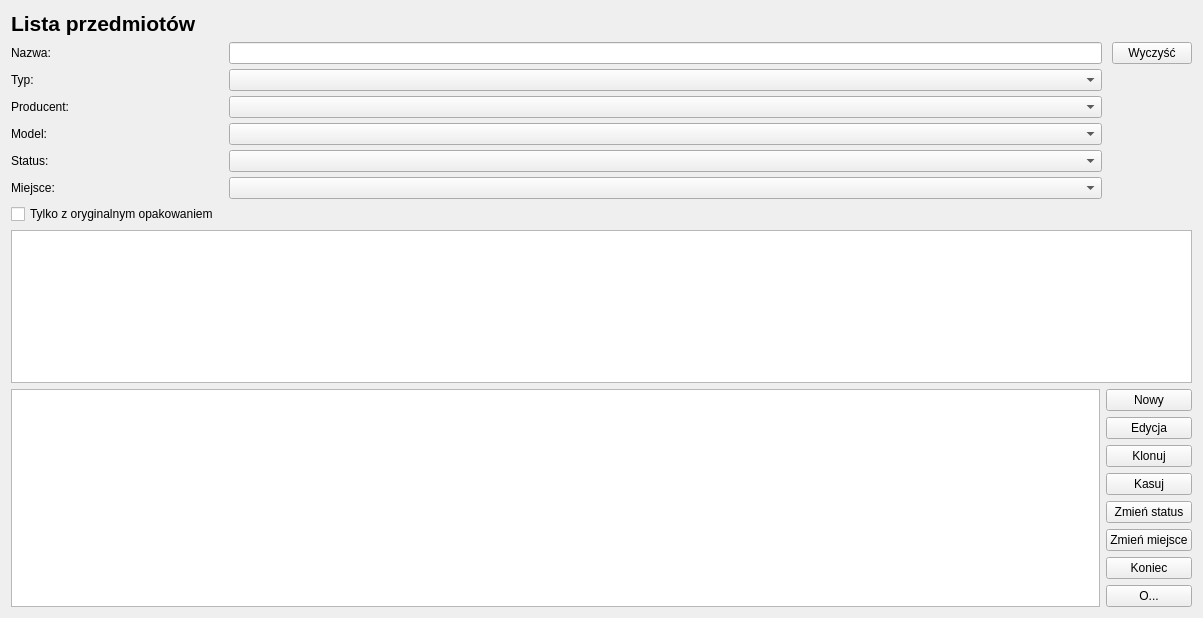
The window that forms/itemList.ui (arekbr/Inwentaryzacja) describes before a commit, drawn with Qt 5.
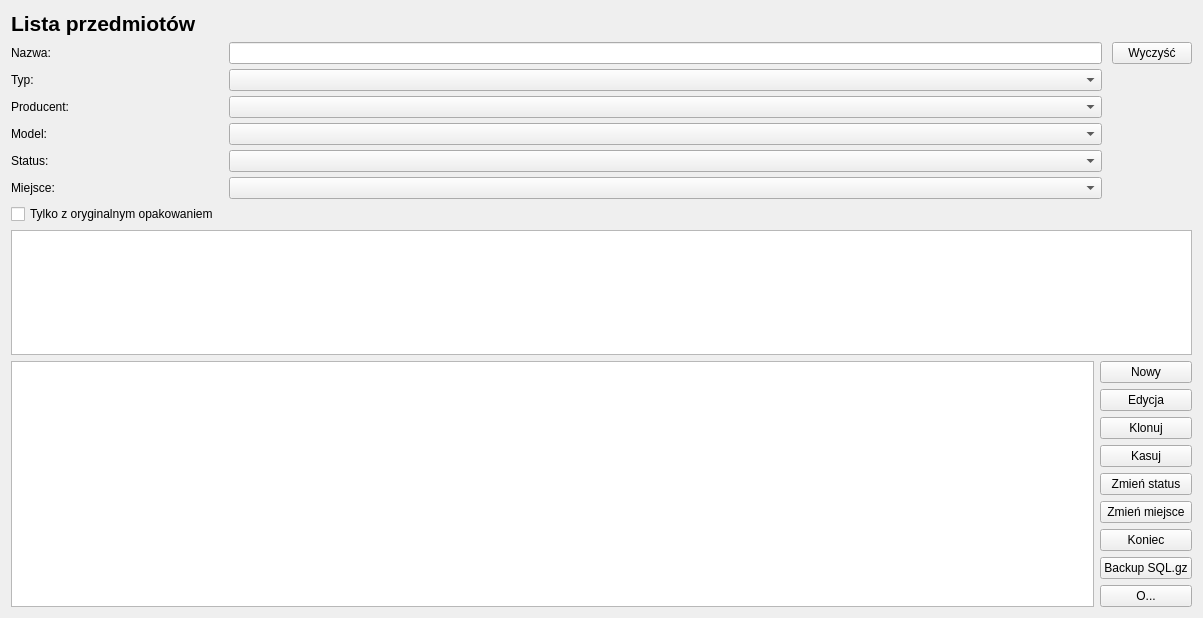
The same window after the commit.

Commit message: Dodaj backup MySQL do pliku sql.gz

```diff
--- a/forms/itemList.ui
+++ b/forms/itemList.ui
@@ -192,6 +192,13 @@
          </property>
         </widget>
        </item>
+       <item>
+        <widget class="QPushButton" name="itemList_pushButton_backup">
+         <property name="text">
+          <string>Backup SQL.gz</string>
+         </property>
+        </widget>
+       </item>
        <item>
         <widget class="QPushButton" name="itemList_pushButton_about">
          <property name="text">
```
The commit also changes 6 other files.
